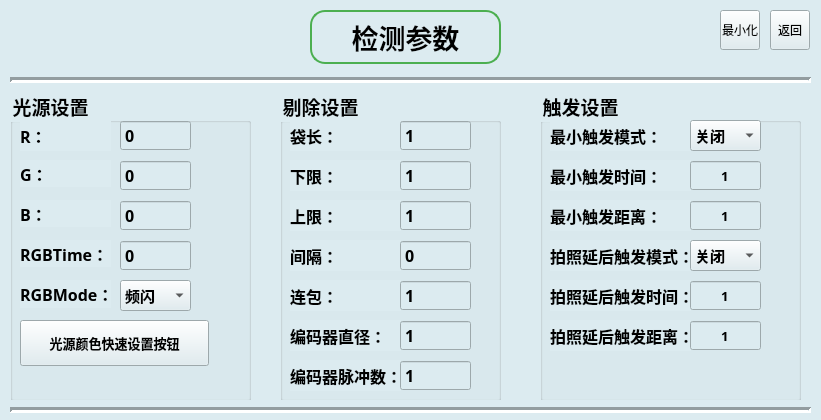
Before: the Qt Designer form librecad/src/OCRdemo/XJadmin.ui in Hcj1108/Librecad_AFP5000, drawn with Qt 5.
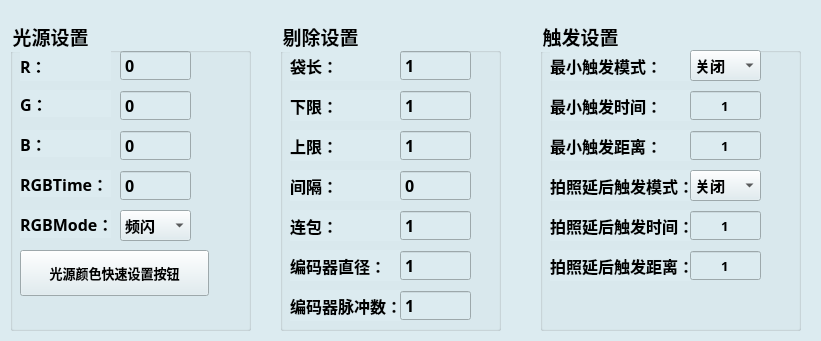
After: the same form once the commit is applied. Icons and pictures are not drawn.

What changed in the file:
```diff
--- a/librecad/src/OCRdemo/XJadmin.ui
+++ b/librecad/src/OCRdemo/XJadmin.ui
@@ -7,7 +7,7 @@
     <x>0</x>
     <y>0</y>
     <width>821</width>
-    <height>420</height>
+    <height>341</height>
    </rect>
   </property>
   <property name="windowTitle">
@@ -23,14 +23,14 @@
     <property name="geometry">
      <rect>
       <x>10</x>
-      <y>90</y>
+      <y>20</y>
       <width>241</width>
       <height>311</height>
      </rect>
     </property>
     <property name="font">
      <font>
-      <family>微软雅黑</family>
+      <family>Microsoft YaHei</family>
       <pointsize>14</pointsize>
       <bold>true</bold>
      </font>
@@ -49,7 +49,7 @@
      </property>
      <property name="font">
       <font>
-       <family>微软雅黑</family>
+       <family>Microsoft YaHei</family>
        <pointsize>12</pointsize>
        <bold>true</bold>
       </font>
@@ -75,7 +75,7 @@
      </property>
      <property name="font">
       <font>
-       <family>微软雅黑</family>
+       <family>Microsoft YaHei</family>
        <pointsize>12</pointsize>
        <bold>true</bold>
       </font>
@@ -98,7 +98,7 @@
      </property>
      <property name="font">
       <font>
-       <family>微软雅黑</family>
+       <family>Microsoft YaHei</family>
        <pointsize>12</pointsize>
        <bold>true</bold>
       </font>
@@ -124,7 +124,7 @@
      </property>
      <property name="font">
       <font>
-       <family>微软雅黑</family>
+       <family>Microsoft YaHei</family>
        <pointsize>12</pointsize>
        <bold>true</bold>
       </font>
@@ -147,7 +147,7 @@
      </property>
      <property name="font">
       <font>
-       <family>微软雅黑</family>
+       <family>Microsoft YaHei</family>
        <pointsize>12</pointsize>
        <bold>true</bold>
       </font>
@@ -173,7 +173,7 @@
      </property>
      <property name="font">
       <font>
-       <family>微软雅黑</family>
+       <family>Microsoft YaHei</family>
        <pointsize>12</pointsize>
        <bold>true</bold>
       </font>
@@ -202,7 +202,7 @@
      </property>
      <property name="font">
       <font>
-       <family>微软雅黑</family>
+       <family>Microsoft YaHei</family>
        <pointsize>12</pointsize>
        <bold>true</bold>
       </font>
@@ -225,7 +225,7 @@
      </property>
      <property name="font">
       <font>
-       <family>微软雅黑</family>
+       <family>Microsoft YaHei</family>
        <pointsize>12</pointsize>
        <bold>true</bold>
       </font>
@@ -248,7 +248,7 @@
      </property>
      <property name="font">
       <font>
-       <family>微软雅黑</family>
+       <family>Microsoft YaHei</family>
        <pointsize>12</pointsize>
        <bold>true</bold>
       </font>
@@ -271,7 +271,7 @@
      </property>
      <property name="font">
       <font>
-       <family>微软雅黑</family>
+       <family>Microsoft YaHei</family>
        <pointsize>11</pointsize>
        <bold>true</bold>
       </font>
@@ -301,7 +301,7 @@
      </property>
      <property name="font">
       <font>
-       <family>微软雅黑</family>
+       <family>Microsoft YaHei</family>
        <pointsize>10</pointsize>
        <bold>true</bold>
       </font>
@@ -345,14 +345,14 @@
     <property name="geometry">
      <rect>
       <x>280</x>
-      <y>90</y>
+      <y>20</y>
       <width>221</width>
       <height>311</height>
      </rect>
     </property>
     <property name="font">
      <font>
-      <family>微软雅黑</family>
+      <family>Microsoft YaHei</family>
       <pointsize>14</pointsize>
       <bold>true</bold>
      </font>
@@ -371,7 +371,7 @@
      </property>
      <property name="font">
       <font>
-       <family>微软雅黑</family>
+       <family>Microsoft YaHei</family>
        <pointsize>12</pointsize>
        <bold>true</bold>
       </font>
@@ -394,7 +394,7 @@
      </property>
      <property name="font">
       <font>
-       <family>微软雅黑</family>
+       <family>Microsoft YaHei</family>
        <pointsize>12</pointsize>
        <bold>true</bold>
       </font>
@@ -420,7 +420,7 @@
      </property>
      <property name="font">
       <font>
-       <family>微软雅黑</family>
+       <family>Microsoft YaHei</family>
        <pointsize>12</pointsize>
        <bold>true</bold>
       </font>
@@ -443,7 +443,7 @@
      </property>
      <property name="font">
       <font>
-       <family>微软雅黑</family>
+       <family>Microsoft YaHei</family>
        <pointsize>12</pointsize>
        <bold>true</bold>
       </font>
@@ -469,7 +469,7 @@
      </property>
      <property name="font">
       <font>
-       <family>微软雅黑</family>
+       <family>Microsoft YaHei</family>
        <pointsize>12</pointsize>
        <bold>true</bold>
       </font>
@@ -492,7 +492,7 @@
      </property>
      <property name="font">
       <font>
-       <family>微软雅黑</family>
+       <family>Microsoft YaHei</family>
        <pointsize>12</pointsize>
        <bold>true</bold>
       </font>
@@ -518,7 +518,7 @@
      </property>
      <property name="font">
       <font>
-       <family>微软雅黑</family>
+       <family>Microsoft YaHei</family>
        <pointsize>12</pointsize>
        <bold>true</bold>
       </font>
@@ -541,7 +541,7 @@
      </property>
      <property name="font">
       <font>
-       <family>微软雅黑</family>
+       <family>Microsoft YaHei</family>
        <pointsize>12</pointsize>
        <bold>true</bold>
       </font>
@@ -567,7 +567,7 @@
      </property>
      <property name="font">
       <font>
-       <family>微软雅黑</family>
+       <family>Microsoft YaHei</family>
        <pointsize>12</pointsize>
        <bold>true</bold>
       </font>
@@ -590,7 +590,7 @@
      </property>
      <property name="font">
       <font>
-       <family>微软雅黑</family>
+       <family>Microsoft YaHei</family>
        <pointsize>12</pointsize>
        <bold>true</bold>
       </font>
@@ -616,7 +616,7 @@
      </property>
      <property name="font">
       <font>
-       <family>微软雅黑</family>
+       <family>Microsoft YaHei</family>
        <pointsize>12</pointsize>
        <bold>true</bold>
       </font>
@@ -636,7 +636,7 @@
      </property>
      <property name="font">
       <font>
-       <family>微软雅黑</family>
+       <family>Microsoft YaHei</family>
        <pointsize>12</pointsize>
        <bold>true</bold>
       </font>
@@ -665,7 +665,7 @@
      </property>
      <property name="font">
       <font>
-       <family>微软雅黑</family>
+       <family>Microsoft YaHei</family>
        <pointsize>12</pointsize>
        <bold>true</bold>
       </font>
@@ -685,7 +685,7 @@
      </property>
      <property name="font">
       <font>
-       <family>微软雅黑</family>
+       <family>Microsoft YaHei</family>
        <pointsize>12</pointsize>
        <bold>true</bold>
       </font>
@@ -708,14 +708,14 @@
     <property name="geometry">
      <rect>
       <x>540</x>
-      <y>90</y>
+      <y>20</y>
       <width>261</width>
       <height>311</height>
      </rect>
     </property>
     <property name="font">
      <font>
-      <family>微软雅黑</family>
+      <family>Microsoft YaHei</family>
       <pointsize>14</pointsize>
       <bold>true</bold>
      </font>
@@ -734,7 +734,7 @@
      </property>
      <property name="font">
       <font>
-       <family>微软雅黑</family>
+       <family>Microsoft YaHei</family>
        <pointsize>12</pointsize>
        <bold>true</bold>
       </font>
@@ -754,7 +754,7 @@
      </property>
      <property name="font">
       <font>
-       <family>微软雅黑</family>
+       <family>Microsoft YaHei</family>
        <pointsize>11</pointsize>
        <bold>true</bold>
       </font>
@@ -786,7 +786,7 @@
      </property>
      <property name="font">
       <font>
-       <family>微软雅黑</family>
+       <family>Microsoft YaHei</family>
        <pointsize>12</pointsize>
        <bold>true</bold>
       </font>
@@ -806,7 +806,7 @@
      </property>
      <property name="font">
       <font>
-       <family>微软雅黑</family>
+       <family>Microsoft YaHei</family>
        <pointsize>10</pointsize>
        <bold>true</bold>
       </font>
@@ -835,7 +835,7 @@
      </property>
      <property name="font">
       <font>
-       <family>微软雅黑</family>
+       <family>Microsoft YaHei</family>
        <pointsize>12</pointsize>
        <bold>true</bold>
       </font>
@@ -855,7 +855,7 @@
      </property>
      <property name="font">
       <font>
-       <family>微软雅黑</family>
+       <family>Microsoft YaHei</family>
        <pointsize>10</pointsize>
        <bold>true</bold>
       </font>
@@ -884,7 +884,7 @@
      </property>
      <property name="font">
       <font>
-       <family>微软雅黑</family>
+       <family>Microsoft YaHei</family>
        <pointsize>12</pointsize>
        <bold>true</bold>
       </font>
@@ -904,7 +904,7 @@
      </property>
      <property name="font">
       <font>
-       <family>微软雅黑</family>
+       <family>Microsoft YaHei</family>
        <pointsize>11</pointsize>
        <bold>true</bold>
       </font>
@@ -936,7 +936,7 @@
      </property>
      <property name="font">
       <font>
-       <family>微软雅黑</family>
+       <family>Microsoft YaHei</family>
        <pointsize>12</pointsize>
        <bold>true</bold>
       </font>
@@ -956,7 +956,7 @@
      </property>
      <property name="font">
       <font>
-       <family>微软雅黑</family>
+       <family>Microsoft YaHei</family>
        <pointsize>10</pointsize>
        <bold>true</bold>
       </font>
@@ -985,7 +985,7 @@
      </property>
      <property name="font">
       <font>
-       <family>微软雅黑</family>
+       <family>Microsoft YaHei</family>
        <pointsize>12</pointsize>
        <bold>true</bold>
       </font>
@@ -1005,7 +1005,7 @@
      </property>
      <property name="font">
       <font>
-       <family>微软雅黑</family>
+       <family>Microsoft YaHei</family>
        <pointsize>10</pointsize>
        <bold>true</bold>
       </font>
@@ -1024,149 +1024,6 @@
      </property>
     </widget>
    </widget>
-   <widget class="QLabel" name="label">
-    <property name="geometry">
-     <rect>
-      <x>310</x>
-      <y>10</y>
-      <width>191</width>
-      <height>54</height>
-     </rect>
-    </property>
-    <property name="font">
-     <font>
-      <family>微软雅黑</family>
-      <pointsize>20</pointsize>
-      <bold>true</bold>
-     </font>
-    </property>
-    <property name="styleSheet">
-     <string notr="true">opacity: 1;
-border-radius: 15px;  
-border: 2px solid #4CAF50;
-padding: 5px 15px;
-min-width: 100px;
-min-height: 40px;</string>
-    </property>
-    <property name="text">
-     <string>检测参数</string>
-    </property>
-    <property name="alignment">
-     <set>Qt::AlignmentFlag::AlignCenter</set>
-    </property>
-   </widget>
-   <widget class="QToolButton" name="MIN">
-    <property name="geometry">
-     <rect>
-      <x>720</x>
-      <y>10</y>
-      <width>40</width>
-      <height>40</height>
-     </rect>
-    </property>
-    <property name="styleSheet">
-     <string notr="true">/* 按下状态 */
-QToolButton:pressed {
-   background-color: #546E7A; /* 深石板灰 */
-    background-image: none;
-    padding-top: 12px;
-    padding-bottom: 8px;
-    border: 1px solid #37474F; /* 深色边框模拟阴影 */
-}
- QToolButton {
-		background-color: qlineargradient(x1:0, y1:0, x2:0, y2:1, 
-    	stop:0 #ffffff,       /* 顶部：纯白（高光） */
-   		stop:0.15 #dcdcdc,    /* 过渡：浅灰 */
-    	stop:0.85 #a9a9a9,    /* 底部过渡：中灰 */
-    	stop:1 #e8e8e8        /* 底部：亮灰（反光） */);
-}</string>
-    </property>
-    <property name="text">
-     <string>最小化</string>
-    </property>
-    <property name="icon">
-     <iconset resource="../OCRdemo.qrc">
-      <normaloff>:/PIC/Resources/PICs/branch_close.png</normaloff>:/PIC/Resources/PICs/branch_close.png</iconset>
-    </property>
-    <property name="iconSize">
-     <size>
-      <width>16</width>
-      <height>16</height>
-     </size>
-    </property>
-   </widget>
-   <widget class="QToolButton" name="BACK">
-    <property name="geometry">
-     <rect>
-      <x>770</x>
-      <y>10</y>
-      <width>40</width>
-      <height>40</height>
-     </rect>
-    </property>
-    <property name="styleSheet">
-     <string notr="true">/* 按下状态 */
-QToolButton:pressed {
-   background-color: #546E7A; /* 深石板灰 */
-    background-image: none;
-    padding-top: 12px;
-    padding-bottom: 8px;
-    border: 1px solid #37474F; /* 深色边框模拟阴影 */
-}
- QToolButton {
-		background-color: qlineargradient(x1:0, y1:0, x2:0, y2:1, 
-    	stop:0 #ffffff,       /* 顶部：纯白（高光） */
-   		stop:0.15 #dcdcdc,    /* 过渡：浅灰 */
-    	stop:0.85 #a9a9a9,    /* 底部过渡：中灰 */
-    	stop:1 #e8e8e8        /* 底部：亮灰（反光） */);
-}</string>
-    </property>
-    <property name="text">
-     <string>返回</string>
-    </property>
-    <property name="icon">
-     <iconset resource="../OCRdemo.qrc">
-      <normaloff>:/PIC/Resources/PICs/GB.png</normaloff>:/PIC/Resources/PICs/GB.png</iconset>
-    </property>
-    <property name="iconSize">
-     <size>
-      <width>16</width>
-      <height>16</height>
-     </size>
-    </property>
-   </widget>
-   <widget class="Line" name="line_2">
-    <property name="geometry">
-     <rect>
-      <x>10</x>
-      <y>70</y>
-      <width>801</width>
-      <height>20</height>
-     </rect>
-    </property>
-    <property name="lineWidth">
-     <number>3</number>
-    </property>
-    <property name="orientation">
-     <enum>Qt::Orientation::Horizontal</enum>
-    </property>
-   </widget>
-   <widget class="Line" name="line_3">
-    <property name="geometry">
-     <rect>
-      <x>10</x>
-      <y>400</y>
-      <width>801</width>
-      <height>20</height>
-     </rect>
-    </property>
-    <property name="lineWidth">
-     <number>3</number>
-    </property>
-    <property name="orientation">
-     <enum>Qt::Orientation::Horizontal</enum>
-    </property>
-   </widget>
   </widget>
  </widget>
  <layoutdefault spacing="6" margin="11"/>
```
Left out of the diff: 6 changed lines with no effect on the pictures.
